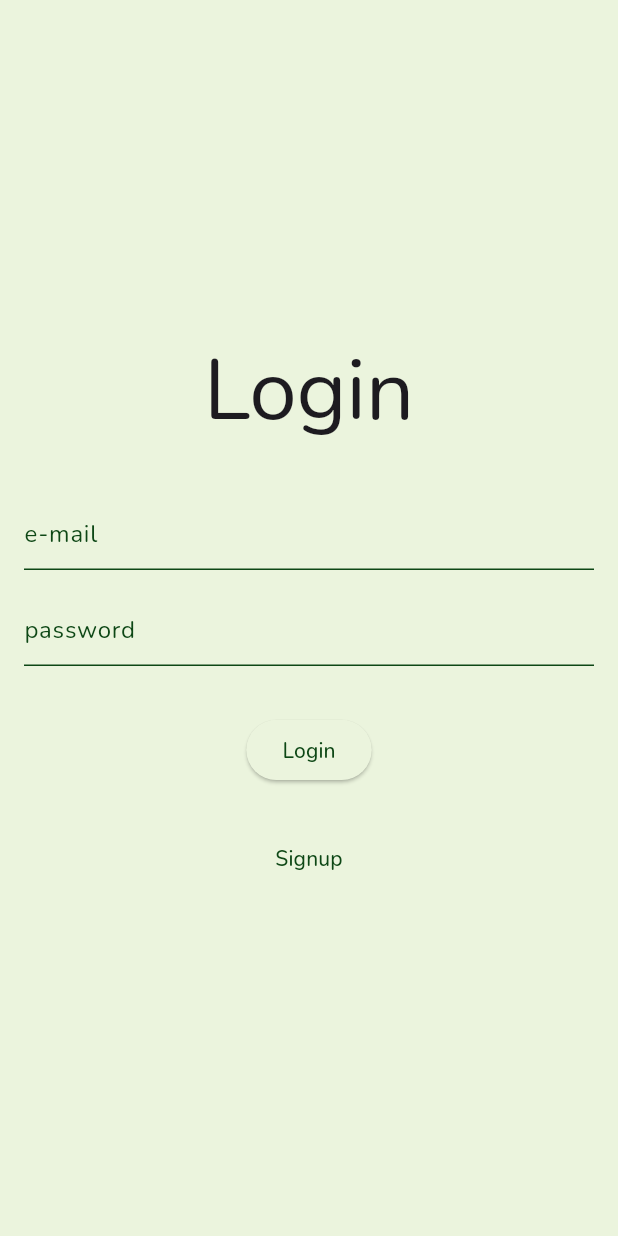
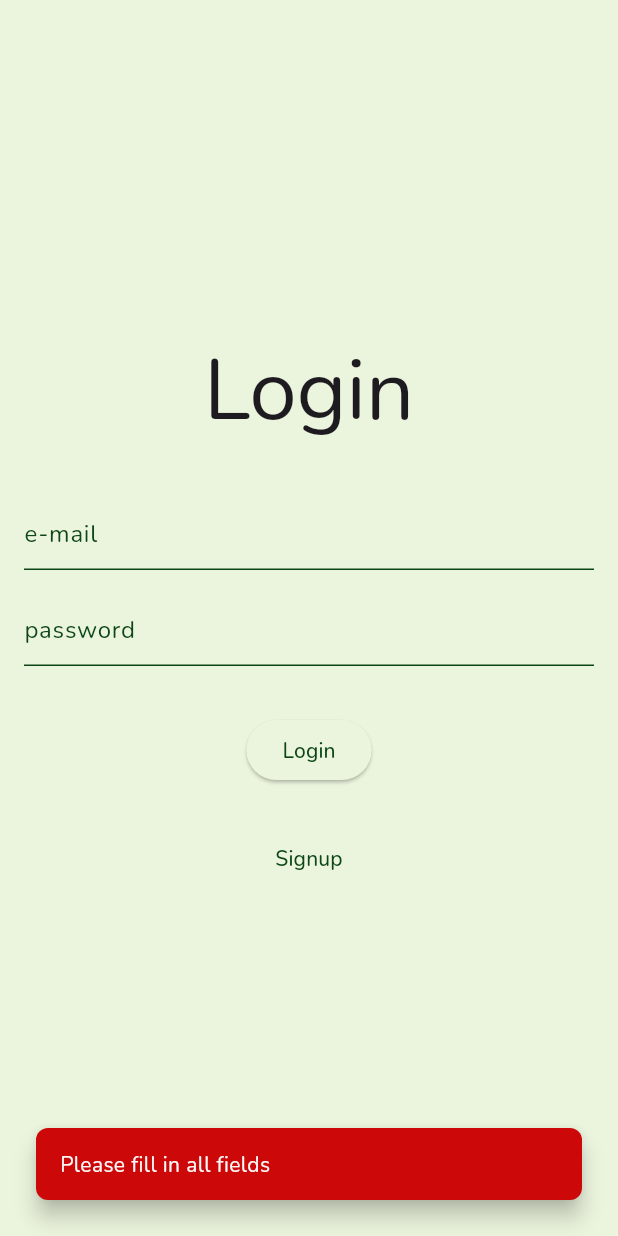
Before and after one commit to mohammedafreedps/content_management_app, a Flutter app: the screen it shows after launch, after a tap on "Login", on a phone screen of 412 x 824 dp. Run offline on Flutter 3.47's test engine with Material 3 defaults, Android fonts, the phone set to English and light mode, and no system bars; our stand-ins replace firebase_auth, firebase_core, google_fonts; accounts and stored records are empty.

Commit message:
UI error alert added

```diff
--- a/lib/screen/login_signup/login_signup.dart
+++ b/lib/screen/login_signup/login_signup.dart
@@ -1,3 +1,4 @@
+import 'package:content_managing_app/screen/widgets/snack_bar_error_messenger.dart';
 import 'package:content_managing_app/theme/app_spacing.dart';
 import 'package:flutter/material.dart';
 
@@ -30,11 +31,22 @@ class _LoginSignupScreenState extends State<LoginSignupScreen> {
                     style: Theme.of(context).textTheme.displayLarge,
                   ),
                   SizedBox(height: AppSpacing.xxl),
-                  TextField(decoration: InputDecoration(hintText: 'e-mail'),controller: emailController,),
+                  TextField(
+                    decoration: InputDecoration(hintText: 'e-mail'),
+                    controller: emailController,
+                  ),
                   SizedBox(height: AppSpacing.md),
-                  TextField(decoration: InputDecoration(hintText: 'password'),controller: passwordController,),
+                  TextField(
+                    decoration: InputDecoration(hintText: 'password'),
+                    controller: passwordController,
+                  ),
                   SizedBox(height: AppSpacing.xl),
-                  ElevatedButton(onPressed: () {}, child: Text('Login')),
+                  ElevatedButton(onPressed: () {
+                    if(emailController.text.isEmpty || passwordController.text.isEmpty){
+                      snackBarErrorMessage(context: context, message: 'Please fill in all fields');
+                      return;
+                    }
+                  }, child: Text('Login')),
                   SizedBox(height: AppSpacing.lg),
                   TextButton(
                     onPressed: () {
@@ -55,24 +67,50 @@ class _LoginSignupScreenState extends State<LoginSignupScreen> {
         body: Padding(
           padding: EdgeInsets.all(AppSpacing.screenPadding),
           child: Column(
-             mainAxisAlignment: MainAxisAlignment.spaceEvenly,
+            mainAxisAlignment: MainAxisAlignment.spaceEvenly,
             children: [
-            Column(
+              Column(
                 children: [
                   Text(
                     'Signup',
                     style: Theme.of(context).textTheme.displayLarge,
                   ),
                   SizedBox(height: AppSpacing.xxl),
-                  TextField(decoration: InputDecoration(hintText: 'Full name'), controller: nameController),
+                  TextField(
+                    decoration: InputDecoration(hintText: 'Full name'),
+                    controller: nameController,
+                  ),
                   SizedBox(height: AppSpacing.md),
-                  TextField(decoration: InputDecoration(hintText: 'e-mail'), controller: emailController,),
+                  TextField(
+                    decoration: InputDecoration(hintText: 'e-mail'),
+                    controller: emailController,
+                  ),
                   SizedBox(height: AppSpacing.md),
-                  TextField(decoration: InputDecoration(hintText: 'password'), controller: passwordController),
+                  TextField(
+                    decoration: InputDecoration(hintText: 'password'),
+                    controller: passwordController,
+                  ),
                   SizedBox(height: AppSpacing.md),
-                  TextField(decoration: InputDecoration(hintText: 'comfirm password'),controller: comfirmPasswordController,),
+                  TextField(
+                    decoration: InputDecoration(hintText: 'comfirm password'),
+                    controller: comfirmPasswordController,
+                  ),
                   SizedBox(height: AppSpacing.xl),
-                  ElevatedButton(onPressed: () {}, child: Text('Signup')),
+                  ElevatedButton(
+                    onPressed: () {
+                      if (nameController.text.isEmpty ||
+                          emailController.text.isEmpty ||
+                          passwordController.text.isEmpty ||
+                          comfirmPasswordController.text.isEmpty) {
+                        snackBarErrorMessage(
+                          context: context,
+                          message: 'Please fill in all fields',
+                        );
+                        return;
+                      }
+                    },
+                    child: Text('Signup'),
+                  ),
                   SizedBox(height: AppSpacing.lg),
                   TextButton(
                     onPressed: () {
@@ -84,8 +122,8 @@ class _LoginSignupScreenState extends State<LoginSignupScreen> {
                   ),
                 ],
               ),
-          ],
-        ),
+            ],
+          ),
         ),
       );
     }
--- /dev/null
+++ b/lib/screen/widgets/snack_bar_error_messenger.dart
@@ -0,0 +1,30 @@
+import 'package:content_managing_app/theme/app_radious.dart';
+import 'package:content_managing_app/theme/app_spacing.dart';
+import 'package:flutter/material.dart';
+
+void snackBarErrorMessage({
+  required BuildContext context,
+  required String message,
+}) {
+  final colorScheme = Theme.of(context).colorScheme;
+
+  ScaffoldMessenger.of(context)
+    ..hideCurrentSnackBar()
+    ..showSnackBar(
+      SnackBar(
+        content: Text(
+          message,
+          style: TextStyle(
+            color: colorScheme.onError,
+          ),
+        ),
+        backgroundColor: colorScheme.error,
+        behavior: SnackBarBehavior.floating,
+        margin: const EdgeInsets.all(AppSpacing.lg),
+        shape: RoundedRectangleBorder(
+          borderRadius: BorderRadius.circular(AppRadius.sm),
+        ),
+        duration: const Duration(seconds: 3),
+      ),
+    );
+}
--- a/pubspec.yaml
+++ b/pubspec.yaml
@@ -37,6 +37,7 @@ dependencies:
   firebase_core: ^4.3.0
   firebase_auth: ^6.1.3
   google_fonts: ^6.3.3
+  flutter_bloc: ^9.1.1
 
 dev_dependencies:
   flutter_test:
```
Also changed, not shown: lib/theme/app_radious.dart (added, +19 -0 lines), pubspec.lock.
